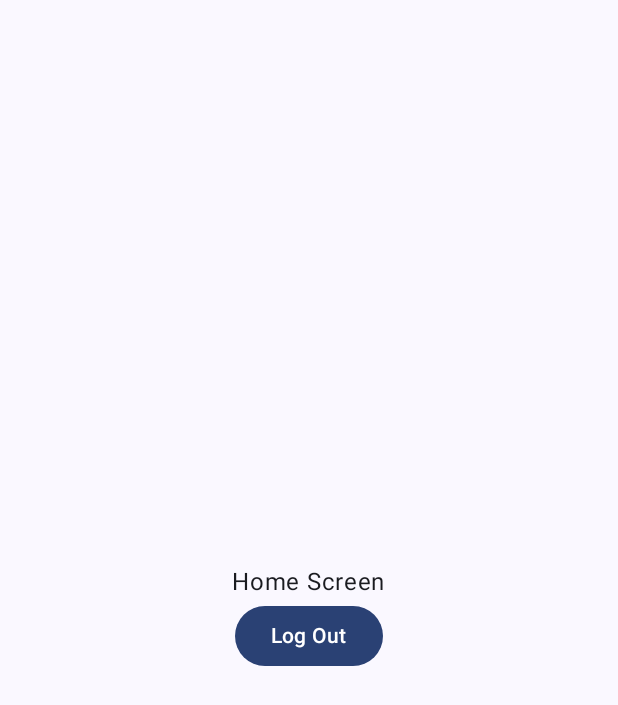
After one commit to organizedanvrchy/RainyShop, an Android app built with Jetpack Compose: the HomeScreen screen opened through its navigation route, on a phone screen of 412 x 824 dp. The commit adds this screen. Shown: the top 705 px of the screen. Run offline under Robolectric (Android 15) with nearby library versions, the phone set to English and light mode, and no system bars; our stand-ins replace Firebase (no records; nobody signed in at launch, a user with empty details on screens opened directly).

Commit message:
Add Sign Up and Login Functionality using Firebase.
Add Navigation to Homescreen from Login and SignUp screens.

Add Navigation from test Homescreen to Auth page

```diff
--- a/app/src/main/java/com/vimal/rainyshop/AppNavigation.kt
+++ b/app/src/main/java/com/vimal/rainyshop/AppNavigation.kt
@@ -5,16 +5,20 @@ import androidx.compose.ui.Modifier
 import androidx.navigation.compose.NavHost
 import androidx.navigation.compose.composable
 import androidx.navigation.compose.rememberNavController
+import com.google.firebase.Firebase
+import com.google.firebase.auth.auth
 import com.vimal.rainyshop.screen.AuthScreen
+import com.vimal.rainyshop.screen.HomeScreen
 import com.vimal.rainyshop.screen.LoginScreen
 import com.vimal.rainyshop.screen.SignupScreen
 
 @Composable
 fun AppNavigation(modifier: Modifier = Modifier) {
+    val navController = rememberNavController()
+    val isLoggedIn = Firebase.auth.currentUser!=null
+    val firstPage = if(isLoggedIn) "home" else "auth"
 
-    val navController = rememberNavController()
-
-    NavHost(navController = navController, startDestination = "auth") {
+    NavHost(navController = navController, startDestination = firstPage) {
         composable(route = "auth") {
             AuthScreen(modifier, navController)
         }
@@ -27,5 +31,8 @@ fun AppNavigation(modifier: Modifier = Modifier) {
             SignupScreen(modifier, navController)
         }
 
+        composable(route = "home") {
+            HomeScreen(modifier, navController)
+        }
     }
 }
--- /dev/null
+++ b/app/src/main/java/com/vimal/rainyshop/screen/HomeScreen.kt
@@ -0,0 +1,38 @@
+package com.vimal.rainyshop.screen
+
+import androidx.compose.foundation.layout.Arrangement
+import androidx.compose.foundation.layout.Column
+import androidx.compose.foundation.layout.fillMaxSize
+import androidx.compose.foundation.layout.padding
+import androidx.compose.material3.Button
+import androidx.compose.material3.Text
+import androidx.compose.runtime.Composable
+import androidx.compose.ui.Alignment
+import androidx.compose.ui.Modifier
+import androidx.compose.ui.unit.dp
+import androidx.navigation.NavHostController
+import com.google.firebase.Firebase
+import com.google.firebase.auth.auth
+
+@Composable
+fun HomeScreen(modifier: Modifier = Modifier, navController: NavHostController) {
+    Column(
+        modifier = modifier
+            .fillMaxSize()
+            .padding(all = 32.dp),
+        verticalArrangement = Arrangement.Center,
+        horizontalAlignment = Alignment.CenterHorizontally,
+    ) {
+        Text(text = "Home Screen")
+        Button(
+            onClick = {
+                Firebase.auth.signOut()
+                navController.navigate(route = "auth") {
+                    popUpTo("home") { inclusive = true }
+                }
+            }
+        ) {
+            Text("Log Out")
+        }
+    }
+}
```
Also changed, not shown: app/src/main/java/com/vimal/rainyshop/screen/LoginScreen.kt (+30 -3 lines), app/src/main/java/com/vimal/rainyshop/screen/SignupScreen.kt (+17 -4 lines), app/src/main/java/com/vimal/rainyshop/viewmodel/AuthViewModel.kt (+9 -2 lines).
